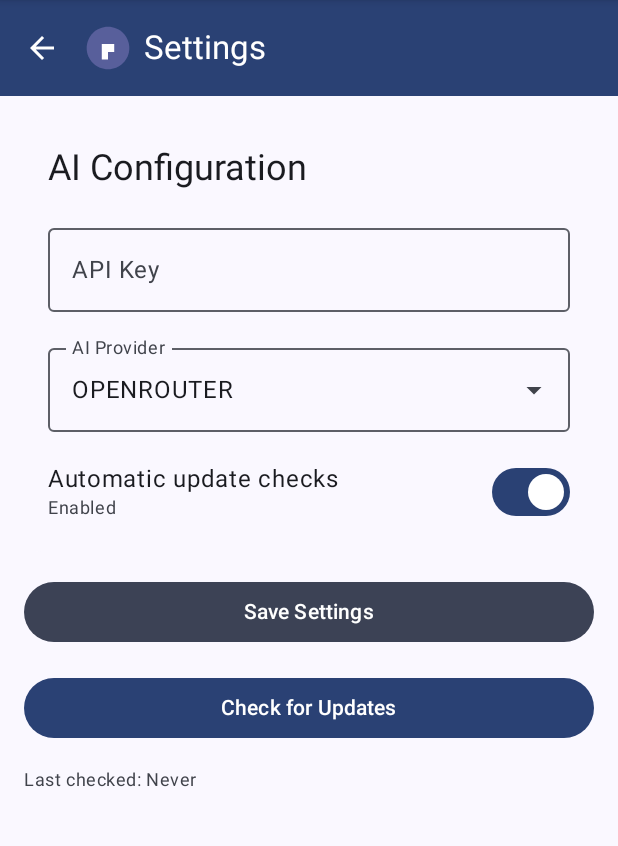
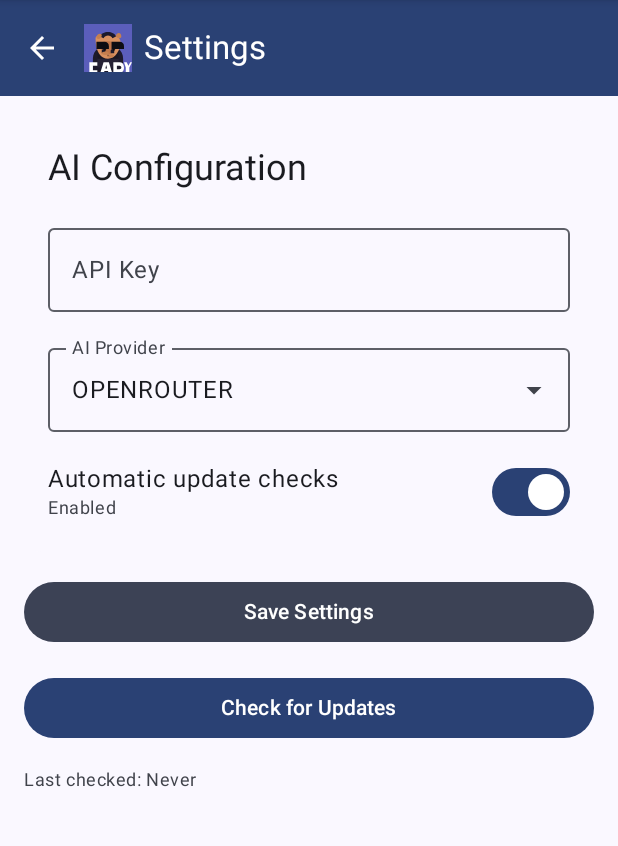
Before and after one commit to StressTestor/CapyIDE-Mobile, an Android app built with Jetpack Compose: the screen it shows after launch (MainActivity), after a tap on "Settings", on a phone screen of 412 x 824 dp, the part 84-930 px from its top. Run offline under Robolectric (Android 15) with nearby library versions, the phone set to English and light mode, and no system bars; 7 statements that could not run were skipped.

Commit message:
Apply CAPY branding to icon and theme

```diff
--- a/app/src/main/AndroidManifest.xml
+++ b/app/src/main/AndroidManifest.xml
@@ -13,6 +13,8 @@
         android:allowBackup="false"
         android:dataExtractionRules="@xml/data_extraction_rules"
         android:fullBackupContent="@xml/backup_rules"
+        android:icon="@drawable/capy_logo"
+        android:roundIcon="@drawable/capy_logo"
         android:label="@string/app_name"
         android:supportsRtl="true"
         tools:targetApi="31">
--- a/app/src/main/java/dev/capyide/mobile/ui/theme/Color.kt
+++ b/app/src/main/java/dev/capyide/mobile/ui/theme/Color.kt
@@ -6,28 +6,24 @@ package dev.capyide.mobile.ui.theme
 
 import androidx.compose.ui.graphics.Color
 
-// CAPY Brand Colors - Extracted from logo (purple bg, capy in hoodie, white text)
-val CapyPurple = Color(0xFF585F9B)   // main brand purple (background)
-val CapyDark = Color(0xFF282829)     // hoodie / outline dark neutral
-val CapyFur = Color(0xFFCB8A59)      // primary fur tone
-val CapyFurDeep = Color(0xFFAD6A3D)  // darker fur / shading
-val CapyWhite = Color(0xFFFFFFFF)    // text / highlights
+// CAPY Brand Palette derived from hoodie mascot illustration
+val CapyIndigo = Color(0xFF5B5EBB)
+val CapyIndigoDark = Color(0xFF3F448C)
+val CapyMidnight = Color(0xFF1D1A2B)
+val CapyCharcoal = Color(0xFF0E0D12)
+val CapyFur = Color(0xFFD99160)
+val CapyFurDeep = Color(0xFFB86F43)
+val CapyCream = Color(0xFFF5F1EA)
 
 // Material 3 Light Theme Colors
-val CapyPrimary = CapyPurple
-val CapyOnPrimary = CapyWhite
+val CapyPrimary = CapyIndigo
+val CapyOnPrimary = Color.White
 val CapySecondary = CapyFur
-val CapyOnSecondary = CapyDark
-val CapyBackground = CapyPurple
-val CapyOnBackground = CapyWhite
-val CapySurface = CapyDark
-val CapyOnSurface = CapyWhite
+val CapyOnSecondary = CapyMidnight
 val CapyTertiary = CapyFurDeep
-
-// Legacy colors (for compatibility during transition)
-val Purple80 = CapyPrimary
-val PurpleGrey80 = CapySecondary
-val Pink80 = CapyTertiary
-val Purple40 = CapyPrimary
-val PurpleGrey40 = CapySecondary
-val Pink40 = CapyTertiary
+val CapyBackground = CapyCream
+val CapyOnBackground = CapyMidnight
+val CapySurface = Color.White
+val CapyOnSurface = CapyMidnight
+val CapySurfaceVariant = CapyIndigo.copy(alpha = 0.08f)
+val CapyOutline = CapyIndigoDark
--- a/app/src/main/java/dev/capyide/mobile/ui/theme/Theme.kt
+++ b/app/src/main/java/dev/capyide/mobile/ui/theme/Theme.kt
@@ -16,13 +16,17 @@ import androidx.compose.ui.platform.LocalView
 import androidx.core.view.WindowCompat
 
 private val DarkColorScheme = darkColorScheme(
-    primary = CapyPrimary,
-    secondary = CapySecondary,
-    tertiary = CapyTertiary,
-    background = CapyDark,
-    onBackground = CapyWhite,
-    surface = CapyDark,
-    onSurface = CapyWhite
+    primary = CapyIndigo,
+    onPrimary = CapyOnPrimary,
+    secondary = CapyFur,
+    onSecondary = CapyMidnight,
+    tertiary = CapyFurDeep,
+    background = CapyMidnight,
+    onBackground = CapyCream,
+    surface = CapyMidnight,
+    onSurface = CapyCream,
+    surfaceVariant = CapyIndigoDark,
+    outline = CapyCream.copy(alpha = 0.4f)
 )
 
 private val LightColorScheme = lightColorScheme(
@@ -34,7 +38,9 @@ private val LightColorScheme = lightColorScheme(
     background = CapyBackground,
     onBackground = CapyOnBackground,
     surface = CapySurface,
-    onSurface = CapyOnSurface
+    onSurface = CapyOnSurface,
+    surfaceVariant = CapySurfaceVariant,
+    outline = CapyOutline
 )
 
 @Composable
--- a/app/src/main/res/drawable/capy_logo.xml
+++ b/app/src/main/res/drawable/capy_logo.xml
@@ -3,14 +3,70 @@
     android:height="108dp"
     android:viewportWidth="108"
     android:viewportHeight="108">
-  <!-- Placeholder for CAPY logo PNG -->
-  <!-- Place actual capybara PNG here: app/src/main/res/drawable/capy_logo.png -->
-
-  <!-- Simple purple circle with white C for CAPY -->
-  <path
-      android:fillColor="#585F9B"
-      android:pathData="M 54,54 m -48,0 a 48,48 0 1,0 96,0 a 48,48 0 1,0 -96,0"/>
-  <path
-      android:fillColor="#FFFFFF"
-      android:pathData="M 40,45 L 68,45 L 68,63 L 54,63 L 54,80 L 40,80 Z"/>
+    <path
+        android:fillColor="#5B5EBB"
+        android:pathData="M0,0h108v108h-108z" />
+    <path
+        android:fillColor="#1D1A2B"
+        android:pathData="M20,78C20,58 38,48 54,48C70,48 88,58 88,78V108H20Z" />
+    <path
+        android:fillColor="#262235"
+        android:pathData="M30,66C32,52 44,44 54,44C64,44 76,52 78,66L78,98H30Z" />
+    <path
+        android:fillColor="#191622"
+        android:pathData="M30,60C30,42 42,32 54,32C66,32 78,42 78,60L78,78H30Z" />
+    <path
+        android:fillColor="#D99160"
+        android:pathData="M26,32C26,18 82,18 82,40C82,60 70,78 54,78C38,78 26,64 26,32Z" />
+    <path
+        android:fillColor="#BF7549"
+        android:pathData="M36,46C36,36 72,36 72,48C72,60 64,68 54,68C44,68 36,60 36,46Z" />
+    <path
+        android:fillColor="#0E0D12"
+        android:pathData="M28,40H46C52,40 56,44 56,50V56H28Z" />
+    <path
+        android:fillColor="#0E0D12"
+        android:pathData="M62,40H80C86,40 90,44 90,50V56H62Z" />
+    <path
+        android:fillColor="#1F1B2B"
+        android:pathData="M40,60C40,58 42,56 44,56C46,56 48,58 48,60L48,66H40Z" />
+    <path
+        android:fillColor="#1F1B2B"
+        android:pathData="M60,60C60,58 62,56 64,56C66,56 68,58 68,60L68,66H60Z" />
+    <path
+        android:fillColor="#0E0D12"
+        android:pathData="M44,58C44,56.895 45.343,56 47,56C48.657,56 50,56.895 50,58C50,59.105 48.657,60 47,60C45.343,60 44,59.105 44,58Z" />
+    <path
+        android:fillColor="#0E0D12"
+        android:pathData="M64,58C64,56.895 65.343,56 67,56C68.657,56 70,56.895 70,58C70,59.105 68.657,60 67,60C65.343,60 64,59.105 64,58Z" />
+    <path
+        android:fillColor="#C67F4F"
+        android:pathData="M40,66C40,64 44,62 48,62C52,62 56,64 56,66C56,68 52,70 48,70C44,70 40,68 40,66Z" />
+    <path
+        android:fillColor="#C67F4F"
+        android:pathData="M52,72C52,70 56,68 60,68C64,68 68,70 68,72C68,74 64,76 60,76C56,76 52,74 52,72Z" />
+    <path
+        android:fillColor="#0E0D12"
+        android:pathData="M52,70C52,69.448 52.896,69 54,69C55.104,69 56,69.448 56,70C56,70.552 55.104,71 54,71C52.896,71 52,70.552 52,70Z" />
+    <path
+        android:fillColor="#1D1A2B"
+        android:pathData="M36,28C38,22 46,18 54,18C62,18 70,22 72,28L64,32C62,28 58,26 54,26C50,26 46,28 44,32Z" />
+    <path
+        android:fillColor="#C67F4F"
+        android:pathData="M28,30C28,26 32,22 36,22C38,22 40,24 40,26C40,30 36,34 32,34C30,34 28,32 28,30Z" />
+    <path
+        android:fillColor="#C67F4F"
+        android:pathData="M72,26C72,22 76,20 78,20C82,20 84,24 84,28C84,30 82,32 80,32C76,32 72,30 72,26Z" />
+    <path
+        android:fillColor="#FFFFFF"
+        android:pathData="M12,86H30V94H20V104H30V112H12Z" />
+    <path
+        android:fillColor="#FFFFFF"
+        android:pathData="M36,112L44,86H56L64,112H56L54,106H46L44,112ZM48,100H52L50,92Z" />
+    <path
+        android:fillColor="#FFFFFF"
+        android:pathData="M66,86H80C86,86 90,90 90,98C90,106 86,110 80,110H76V112H66ZM74,94V102H80C82,102 84,100 84,98C84,96 82,94 80,94Z" />
+    <path
+        android:fillColor="#FFFFFF"
+        android:pathData="M90,86H96L100,94L104,86H108L102,98V112H94V98Z" />
 </vector>
--- /dev/null
+++ b/app/src/main/res/drawable/ic_launcher_background.xml
@@ -0,0 +1,4 @@
+<shape xmlns:android="http://schemas.android.com/apk/res/android"
+    android:shape="rectangle">
+    <solid android:color="#5B5EBB" />
+</shape>
--- a/app/src/main/res/drawable/ic_launcher_foreground.xml
+++ b/app/src/main/res/drawable/ic_launcher_foreground.xml
@@ -1,22 +1,3 @@
-<vector xmlns:android="http://schemas.android.com/apk/res/android"
-    android:width="108dp"
-    android:height="108dp"
-    android:viewportWidth="108"
-    android:viewportHeight="108">
-  <path
-      android:fillColor="#FF6F00"
-      android:pathData="M0,0h108v108h-108z"/>
-  <path
-      android:fillColor="#FFD740"
-      android:pathData="M24,24h60v60h-60z"/>
-  <path
-      android:fillColor="#FFFFFF"
-      android:pathData="M36,36h36v36h-36z"/>
-  <path
-      android:fillColor="#FF6F00"
-      android:pathData="M42,42h24v24h-24z"/>
-  <path
-      android:strokeColor="#FFFFFF"
-      android:strokeWidth="4"
-      android:pathData="M48,48 L60,60 M60,48 L48,60"/>
-</vector>
+<inset xmlns:android="http://schemas.android.com/apk/res/android"
+    android:inset="4dp"
+    android:drawable="@drawable/capy_logo" />
```
